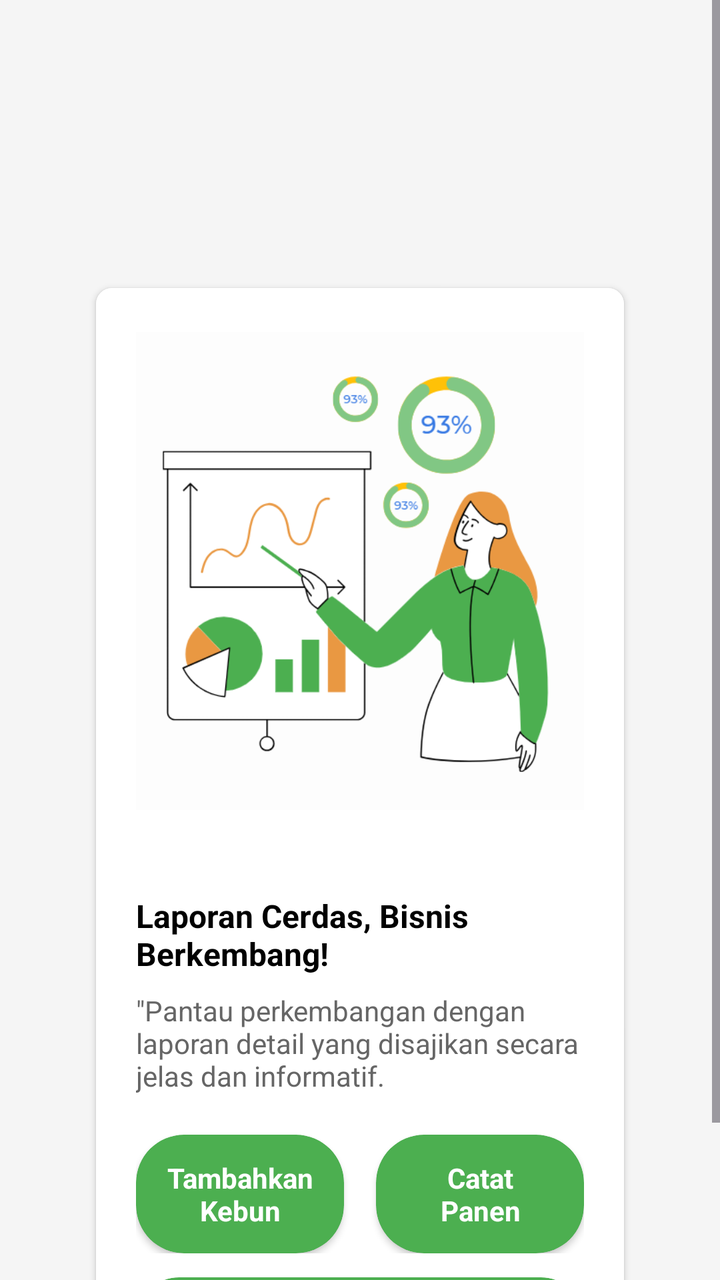
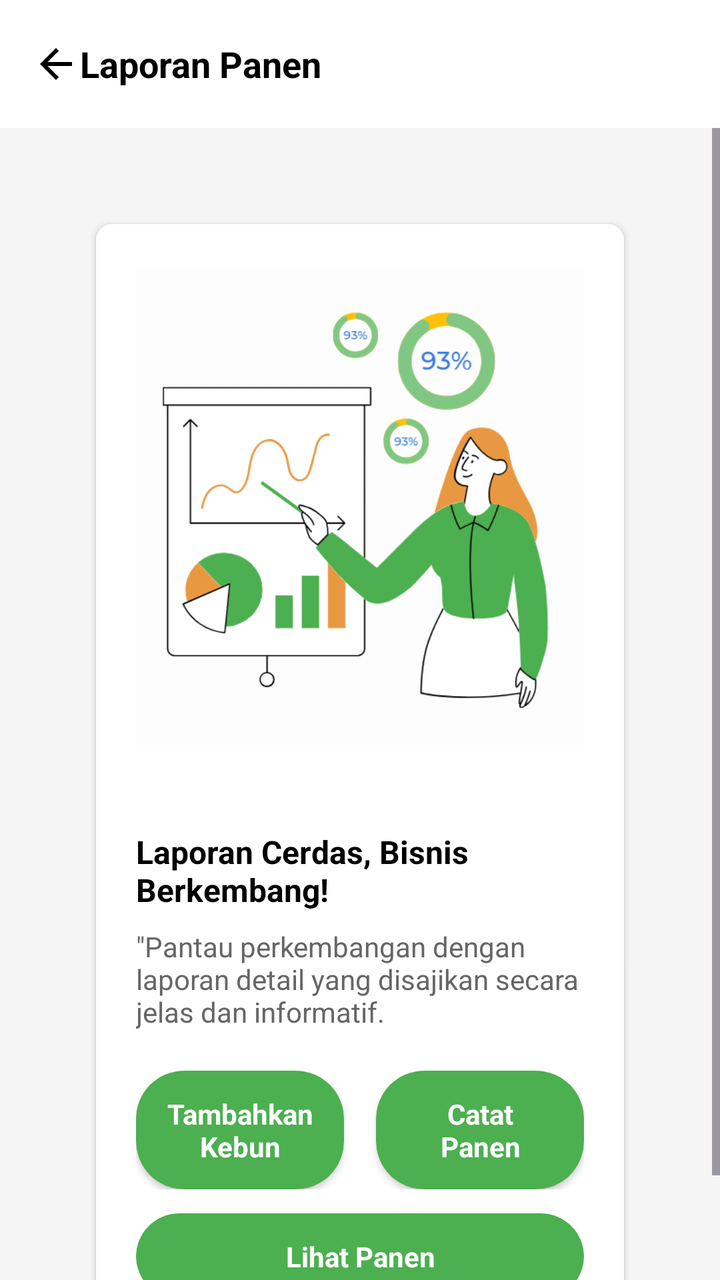

Screens rendered from an Android XML layout before and after an edit, with the pre-edit source and the edit as a unified diff.
<!-- AndroidManifest.xml: application theme Theme.Sawit -->
<!-- res/layout/fragment_laporan.xml -->
<?xml version="1.0" encoding="utf-8"?>
<ScrollView xmlns:android="http://schemas.android.com/apk/res/android"
    xmlns:tools="http://schemas.android.com/tools"
    xmlns:app="http://schemas.android.com/apk/res-auto"
    android:layout_width="match_parent"
    android:layout_height="match_parent"
    android:fillViewport="true"
    tools:context=".IsiDashboard.LaporanFragment">

    <androidx.constraintlayout.widget.ConstraintLayout
        android:layout_width="match_parent"
        android:layout_height="wrap_content"
        android:background="#F5F5F5"
        android:padding="24dp">

        
        <androidx.cardview.widget.CardView
            android:id="@+id/cardLaporan"
            android:layout_width="0dp"
            android:layout_height="wrap_content"
            android:layout_marginStart="24dp"
            android:layout_marginTop="120dp"
            android:layout_marginEnd="24dp"
            app:cardCornerRadius="8dp"
            app:layout_constraintEnd_toEndOf="parent"
            app:layout_constraintStart_toStartOf="parent"
            app:layout_constraintTop_toTopOf="parent">

            <LinearLayout
                android:layout_width="match_parent"
                android:layout_height="wrap_content"
                android:orientation="vertical">

                
                <LinearLayout
                    android:layout_width="match_parent"
                    android:layout_height="wrap_content"
                    android:background="#FFFFFF"
                    android:gravity="center"
                    android:orientation="vertical"
                    android:padding="20dp">

                    <ImageView
                        android:layout_width="290dp"
                        android:layout_height="243dp"
                        android:adjustViewBounds="true"
                        android:scaleType="fitCenter"
                        android:src="@drawable/laporan" />

                </LinearLayout>

                
                <LinearLayout
                    android:layout_width="match_parent"
                    android:layout_height="wrap_content"
                    android:orientation="vertical"
                    android:padding="20dp">

                    <TextView
                        android:layout_width="wrap_content"
                        android:layout_height="wrap_content"
                        android:text="Laporan Cerdas, Bisnis Berkembang!"
                        android:textColor="#000000"
                        android:textSize="16sp"
                        android:textStyle="bold" />

                    <TextView
                        android:layout_width="wrap_content"
                        android:layout_height="wrap_content"
                        android:layout_marginTop="8dp"
                        android:text="&quot;Pantau perkembangan dengan laporan detail yang disajikan secara jelas dan informatif."
                        android:textColor="#666666"
                        android:textSize="14sp" />
                </LinearLayout>

                
                <LinearLayout
                    android:layout_width="match_parent"
                    android:layout_height="wrap_content"
                    android:orientation="horizontal"
                    android:paddingStart="20dp"
                    android:paddingEnd="20dp"
                    android:paddingTop="0dp"
                    android:gravity="center">

                    <androidx.cardview.widget.CardView
                        android:id="@+id/btnTambahKebun"
                        android:layout_width="0dp"
                        android:layout_height="wrap_content"
                        android:layout_marginEnd="8dp"
                        android:layout_weight="1"
                        android:clickable="true"
                        android:focusable="true"
                        android:foreground="?android:attr/selectableItemBackground"
                        app:cardBackgroundColor="#4CAF50"
                        app:cardCornerRadius="24dp"
                        app:cardElevation="2dp">

                        <TextView
                            android:layout_width="match_parent"
                            android:layout_height="wrap_content"
                            android:gravity="center"
                            android:paddingTop="12dp"
                            android:paddingBottom="12dp"
                            android:text="Tambahkan\nKebun"
                            android:textAlignment="center"
                            android:textColor="#FFFFFF"
                            android:textSize="14sp"
                            android:textStyle="bold" />
                    </androidx.cardview.widget.CardView>

                    <androidx.cardview.widget.CardView
                        android:id="@+id/btnCatatPanen"
                        android:layout_width="0dp"
                        android:layout_height="wrap_content"
                        android:layout_marginStart="8dp"
                        android:layout_weight="1"
                        android:clickable="true"
                        android:focusable="true"
                        android:foreground="?android:attr/selectableItemBackground"
                        app:cardBackgroundColor="#4CAF50"
                        app:cardCornerRadius="24dp"
                        app:cardElevation="2dp">

                        <TextView
                            android:layout_width="match_parent"
                            android:layout_height="wrap_content"
                            android:gravity="center"
                            android:paddingTop="12dp"
                            android:paddingBottom="12dp"
                            android:text="Catat\nPanen"
                            android:textAlignment="center"
                            android:textColor="#FFFFFF"
                            android:textSize="14sp"
                            android:textStyle="bold" />
                    </androidx.cardview.widget.CardView>
                </LinearLayout>

                
                <LinearLayout
                    android:layout_width="match_parent"
                    android:layout_height="wrap_content"
                    android:orientation="vertical"
                    android:paddingStart="20dp"
                    android:paddingEnd="20dp"
                    android:paddingTop="12dp"
                    android:paddingBottom="24dp">

                    <androidx.cardview.widget.CardView
                        android:id="@+id/btnLihatPanen"
                        android:layout_width="match_parent"
                        android:layout_height="wrap_content"
                        android:clickable="true"
                        android:focusable="true"
                        android:foreground="?android:attr/selectableItemBackground"
                        app:cardBackgroundColor="#4CAF50"
                        app:cardCornerRadius="24dp"
                        app:cardElevation="2dp">

                        <TextView
                            android:layout_width="match_parent"
                            android:layout_height="wrap_content"
                            android:gravity="center"
                            android:paddingTop="12dp"
                            android:paddingBottom="12dp"
                            android:text="Lihat Panen"
                            android:textAlignment="center"
                            android:textColor="#FFFFFF"
                            android:textSize="14sp"
                            android:textStyle="bold" />
                    </androidx.cardview.widget.CardView>
                </LinearLayout>

            </LinearLayout>
        </androidx.cardview.widget.CardView>
    </androidx.constraintlayout.widget.ConstraintLayout>
</ScrollView>
<!-- resources referenced by this layout -->
<resources>
  <!-- drawable laporan: png bitmap (drawable, 45794 bytes) -->
  <style name="Theme.Sawit" parent="Base.Theme.Sawit" />
  <style name="Base.Theme.Sawit" parent="Theme.Material3.DayNight.NoActionBar">
          
          
      </style>
</resources>

<!-- the commit's change to res/layout/fragment_laporan.xml (unified diff, before → after) -->
@@ -1,177 +1,214 @@
 <?xml version="1.0" encoding="utf-8"?>
-<ScrollView xmlns:android="http://schemas.android.com/apk/res/android"
+<LinearLayout xmlns:android="http://schemas.android.com/apk/res/android"
     xmlns:tools="http://schemas.android.com/tools"
     xmlns:app="http://schemas.android.com/apk/res-auto"
     android:layout_width="match_parent"
     android:layout_height="match_parent"
-    android:fillViewport="true"
+    android:orientation="vertical"
     tools:context=".IsiDashboard.LaporanFragment">
 
-    <androidx.constraintlayout.widget.ConstraintLayout
+    
+    <androidx.appcompat.widget.Toolbar
+        android:id="@+id/toolbar"
         android:layout_width="match_parent"
-        android:layout_height="wrap_content"
-        android:background="#F5F5F5"
-        android:padding="24dp">
-
-        
-        <androidx.cardview.widget.CardView
-            android:id="@+id/cardLaporan"
-            android:layout_width="0dp"
+        android:layout_height="?attr/actionBarSize"
+        android:background="#FFFFFF"
+        android:elevation="4dp">
+
+        <ImageView
+            android:id="@+id/btnBack"
+            android:layout_width="24dp"
+            android:layout_height="24dp"
+            android:src="@drawable/ic_arrow_back"
+            android:contentDescription="Back"
+            android:clickable="true"
+            android:focusable="true"
+            android:background="?attr/selectableItemBackgroundBorderless"
+            android:layout_gravity="start" />
+
+        <TextView
+            android:layout_width="wrap_content"
             android:layout_height="wrap_content"
-            android:layout_marginStart="24dp"
-            android:layout_marginTop="120dp"
-            android:layout_marginEnd="24dp"
-            app:cardCornerRadius="8dp"
-            app:layout_constraintEnd_toEndOf="parent"
-            app:layout_constraintStart_toStartOf="parent"
-            app:layout_constraintTop_toTopOf="parent">
-
-            <LinearLayout
-                android:layout_width="match_parent"
+            android:text="Laporan Panen"
+            android:textSize="18sp"
+            android:textColor="#000000"
+            android:textStyle="bold"
+            android:layout_gravity="start"
+            android:layout_marginStart="16dp" />
+    </androidx.appcompat.widget.Toolbar>
+
+    
+    <ScrollView
+        android:layout_width="match_parent"
+        android:layout_height="match_parent"
+        android:fillViewport="true">
+
+        <androidx.constraintlayout.widget.ConstraintLayout
+            android:layout_width="match_parent"
+            android:layout_height="wrap_content"
+            android:background="#F5F5F5"
+            android:padding="24dp">
+
+            
+            <androidx.cardview.widget.CardView
+                android:id="@+id/cardLaporan"
+                android:layout_width="0dp"
                 android:layout_height="wrap_content"
-                android:orientation="vertical">
-
-                
+                android:layout_marginStart="24dp"
+                android:layout_marginTop="24dp"
+                android:layout_marginEnd="24dp"
+                app:cardCornerRadius="8dp"
+                app:layout_constraintEnd_toEndOf="parent"
+                app:layout_constraintStart_toStartOf="parent"
+                app:layout_constraintTop_toTopOf="parent">
+
                 <LinearLayout
                     android:layout_width="match_parent"
                     android:layout_height="wrap_content"
-                    android:background="#FFFFFF"
-                    android:gravity="center"
-                    android:orientation="vertical"
-                    android:padding="20dp">
-
-                    <ImageView
-                        android:layout_width="290dp"
-                        android:layout_height="243dp"
-                        android:adjustViewBounds="true"
-                        android:scaleType="fitCenter"
-                        android:src="@drawable/laporan" />
+                    android:orientation="vertical">
+
+                    
+                    <LinearLayout
+                        android:layout_width="match_parent"
+                        android:layout_height="wrap_content"
+                        android:background="#FFFFFF"
+                        android:gravity="center"
+                        android:orientation="vertical"
+                        android:padding="20dp">
+
+                        <ImageView
+                            android:layout_width="290dp"
+                            android:layout_height="243dp"
+                            android:adjustViewBounds="true"
+                            android:scaleType="fitCenter"
+                            android:src="@drawable/laporan" />
+
+                    </LinearLayout>
+
+                    
+                    <LinearLayout
+                        android:layout_width="match_parent"
+                        android:layout_height="wrap_content"
+                        android:orientation="vertical"
+                        android:padding="20dp">
+
+                        <TextView
+                            android:layout_width="wrap_content"
+                            android:layout_height="wrap_content"
+                            android:text="Laporan Cerdas, Bisnis Berkembang!"
+                            android:textColor="#000000"
+                            android:textSize="16sp"
+                            android:textStyle="bold" />
+
+                        <TextView
+                            android:layout_width="wrap_content"
+                            android:layout_height="wrap_content"
+                            android:layout_marginTop="8dp"
+                            android:text="&quot;Pantau perkembangan dengan laporan detail yang disajikan secara jelas dan informatif."
+                            android:textColor="#666666"
+                            android:textSize="14sp" />
+                    </LinearLayout>
+
+                    
+                    <LinearLayout
+                        android:layout_width="match_parent"
+                        android:layout_height="wrap_content"
+                        android:orientation="horizontal"
+                        android:paddingStart="20dp"
+                        android:paddingEnd="20dp"
+                        android:paddingTop="0dp"
+                        android:gravity="center">
+
+                        <androidx.cardview.widget.CardView
+                            android:id="@+id/btnTambahKebun"
+                            android:layout_width="0dp"
+                            android:layout_height="wrap_content"
+                            android:layout_marginEnd="8dp"
+                            android:layout_weight="1"
+                            android:clickable="true"
+                            android:focusable="true"
+                            android:foreground="?android:attr/selectableItemBackground"
+                            app:cardBackgroundColor="#4CAF50"
+                            app:cardCornerRadius="24dp"
+                            app:cardElevation="2dp">
+
+                            <TextView
+                                android:layout_width="match_parent"
+                                android:layout_height="wrap_content"
+                                android:gravity="center"
+                                android:paddingTop="12dp"
+                                android:paddingBottom="12dp"
+                                android:text="Tambahkan\nKebun"
+                                android:textAlignment="center"
+                                android:textColor="#FFFFFF"
+                                android:textSize="14sp"
+                                android:textStyle="bold" />
+                        </androidx.cardview.widget.CardView>
+
+                        <androidx.cardview.widget.CardView
+                            android:id="@+id/btnCatatPanen"
+                            android:layout_width="0dp"
+                            android:layout_height="wrap_content"
+                            android:layout_marginStart="8dp"
+                            android:layout_weight="1"
+                            android:clickable="true"
+                            android:focusable="true"
+                            android:foreground="?android:attr/selectableItemBackground"
+                            app:cardBackgroundColor="#4CAF50"
+                            app:cardCornerRadius="24dp"
+                            app:cardElevation="2dp">
+
+                            <TextView
+                                android:layout_width="match_parent"
+                                android:layout_height="wrap_content"
+                                android:gravity="center"
+                                android:paddingTop="12dp"
+                                android:paddingBottom="12dp"
+                                android:text="Catat\nPanen"
+                                android:textAlignment="center"
+                                android:textColor="#FFFFFF"
+                                android:textSize="14sp"
+                                android:textStyle="bold" />
+                        </androidx.cardview.widget.CardView>
+                    </LinearLayout>
+
+                    
+                    <LinearLayout
+                        android:layout_width="match_parent"
+                        android:layout_height="wrap_content"
+                        android:orientation="vertical"
+                        android:paddingStart="20dp"
+                        android:paddingEnd="20dp"
+                        android:paddingTop="12dp"
+                        android:paddingBottom="24dp">
+
+                        <androidx.cardview.widget.CardView
+                            android:id="@+id/btnLihatPanen"
+                            android:layout_width="match_parent"
+                            android:layout_height="wrap_content"
+                            android:clickable="true"
+                            android:focusable="true"
+                            android:foreground="?android:attr/selectableItemBackground"
+                            app:cardBackgroundColor="#4CAF50"
+                            app:cardCornerRadius="24dp"
+                            app:cardElevation="2dp">
+
+                            <TextView
+                                android:layout_width="match_parent"
+                                android:layout_height="wrap_content"
+                                android:gravity="center"
+                                android:paddingTop="12dp"
+                                android:paddingBottom="12dp"
+                                android:text="Lihat Panen"
+                                android:textAlignment="center"
+                                android:textColor="#FFFFFF"
+                                android:textSize="14sp"
+                                android:textStyle="bold" />
+                        </androidx.cardview.widget.CardView>
+                    </LinearLayout>
 
                 </LinearLayout>
-
-                
-                <LinearLayout
-                    android:layout_width="match_parent"
-                    android:layout_height="wrap_content"
-                    android:orientation="vertical"
-                    android:padding="20dp">
-
-                    <TextView
-                        android:layout_width="wrap_content"
-                        android:layout_height="wrap_content"
-                        android:text="Laporan Cerdas, Bisnis Berkembang!"
-                        android:textColor="#000000"
-                        android:textSize="16sp"
-                        android:textStyle="bold" />
-
-                    <TextView
-                        android:layout_width="wrap_content"
-                        android:layout_height="wrap_content"
-                        android:layout_marginTop="8dp"
-                        android:text="&quot;Pantau perkembangan dengan laporan detail yang disajikan secara jelas dan informatif."
-                        android:textColor="#666666"
-                        android:textSize="14sp" />
-                </LinearLayout>
-
-                
-                <LinearLayout
-                    android:layout_width="match_parent"
-                    android:layout_height="wrap_content"
-                    android:orientation="horizontal"
-                    android:paddingStart="20dp"
-                    android:paddingEnd="20dp"
-                    android:paddingTop="0dp"
-                    android:gravity="center">
-
-                    <androidx.cardview.widget.CardView
-                        android:id="@+id/btnTambahKebun"
-                        android:layout_width="0dp"
-                        android:layout_height="wrap_content"
-                        android:layout_marginEnd="8dp"
-                        android:layout_weight="1"
-                        android:clickable="true"
-                        android:focusable="true"
-                        android:foreground="?android:attr/selectableItemBackground"
-                        app:cardBackgroundColor="#4CAF50"
-                        app:cardCornerRadius="24dp"
-                        app:cardElevation="2dp">
-
-                        <TextView
-                            android:layout_width="match_parent"
-                            android:layout_height="wrap_content"
-                            android:gravity="center"
-                            android:paddingTop="12dp"
-                            android:paddingBottom="12dp"
-                            android:text="Tambahkan\nKebun"
-                            android:textAlignment="center"
-                            android:textColor="#FFFFFF"
-                            android:textSize="14sp"
-                            android:textStyle="bold" />
-                    </androidx.cardview.widget.CardView>
-
-                    <androidx.cardview.widget.CardView
-                        android:id="@+id/btnCatatPanen"
-                        android:layout_width="0dp"
-                        android:layout_height="wrap_content"
-                        android:layout_marginStart="8dp"
-                        android:layout_weight="1"
-                        android:clickable="true"
-                        android:focusable="true"
-                        android:foreground="?android:attr/selectableItemBackground"
-                        app:cardBackgroundColor="#4CAF50"
-                        app:cardCornerRadius="24dp"
-                        app:cardElevation="2dp">
-
-                        <TextView
-                            android:layout_width="match_parent"
-                            android:layout_height="wrap_content"
-                            android:gravity="center"
-                            android:paddingTop="12dp"
-                            android:paddingBottom="12dp"
-                            android:text="Catat\nPanen"
-                            android:textAlignment="center"
-                            android:textColor="#FFFFFF"
-                            android:textSize="14sp"
-                            android:textStyle="bold" />
-                    </androidx.cardview.widget.CardView>
-                </LinearLayout>
-
-                
-                <LinearLayout
-                    android:layout_width="match_parent"
-                    android:layout_height="wrap_content"
-                    android:orientation="vertical"
-                    android:paddingStart="20dp"
-                    android:paddingEnd="20dp"
-                    android:paddingTop="12dp"
-                    android:paddingBottom="24dp">
-
-                    <androidx.cardview.widget.CardView
-                        android:id="@+id/btnLihatPanen"
-                        android:layout_width="match_parent"
-                        android:layout_height="wrap_content"
-                        android:clickable="true"
-                        android:focusable="true"
-                        android:foreground="?android:attr/selectableItemBackground"
-                        app:cardBackgroundColor="#4CAF50"
-                        app:cardCornerRadius="24dp"
-                        app:cardElevation="2dp">
-
-                        <TextView
-                            android:layout_width="match_parent"
-                            android:layout_height="wrap_content"
-                            android:gravity="center"
-                            android:paddingTop="12dp"
-                            android:paddingBottom="12dp"
-                            android:text="Lihat Panen"
-                            android:textAlignment="center"
-                            android:textColor="#FFFFFF"
-                            android:textSize="14sp"
-                            android:textStyle="bold" />
-                    </androidx.cardview.widget.CardView>
-                </LinearLayout>
-
-            </LinearLayout>
-        </androidx.cardview.widget.CardView>
-    </androidx.constraintlayout.widget.ConstraintLayout>
-</ScrollView>
+            </androidx.cardview.widget.CardView>
+        </androidx.constraintlayout.widget.ConstraintLayout>
+    </ScrollView>
+</LinearLayout>
<!-- resource entries referenced after the edit -->
@@ -1,5 +1,16 @@
 <!-- resources referenced by this layout -->
 <resources>
+  <!-- drawable ic_arrow_back (drawable) -->
+  <vector xmlns:android="http://schemas.android.com/apk/res/android"
+      android:width="24dp"
+      android:height="24dp"
+      android:viewportWidth="24"
+      android:viewportHeight="24">
+  
+      <path
+          android:fillColor="#000000"
+          android:pathData="M20,11H7.83l5.59,-5.59L12,4l-8,8 8,8 1.41,-1.41L7.83,13H20v-2z"/>
+  </vector>
   <!-- drawable laporan: png bitmap (drawable, 45794 bytes) -->
   <style name="Theme.Sawit" parent="Base.Theme.Sawit" />
   <style name="Base.Theme.Sawit" parent="Theme.Material3.DayNight.NoActionBar">
